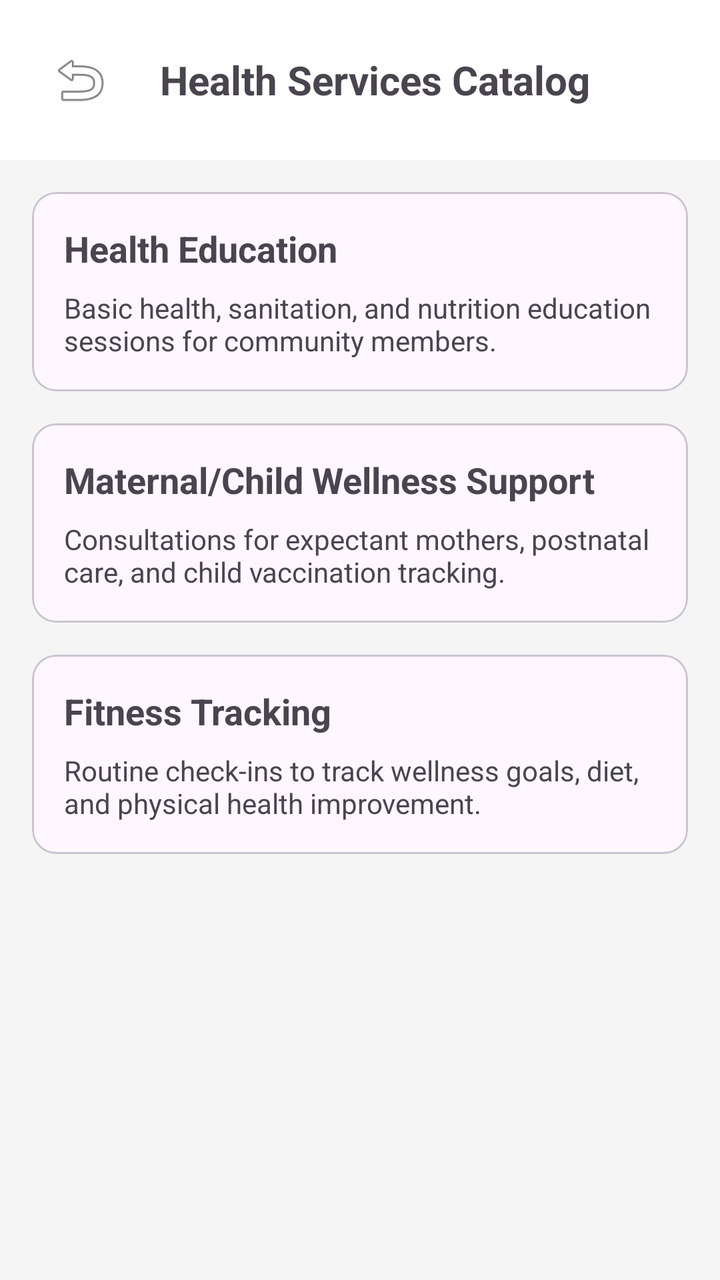
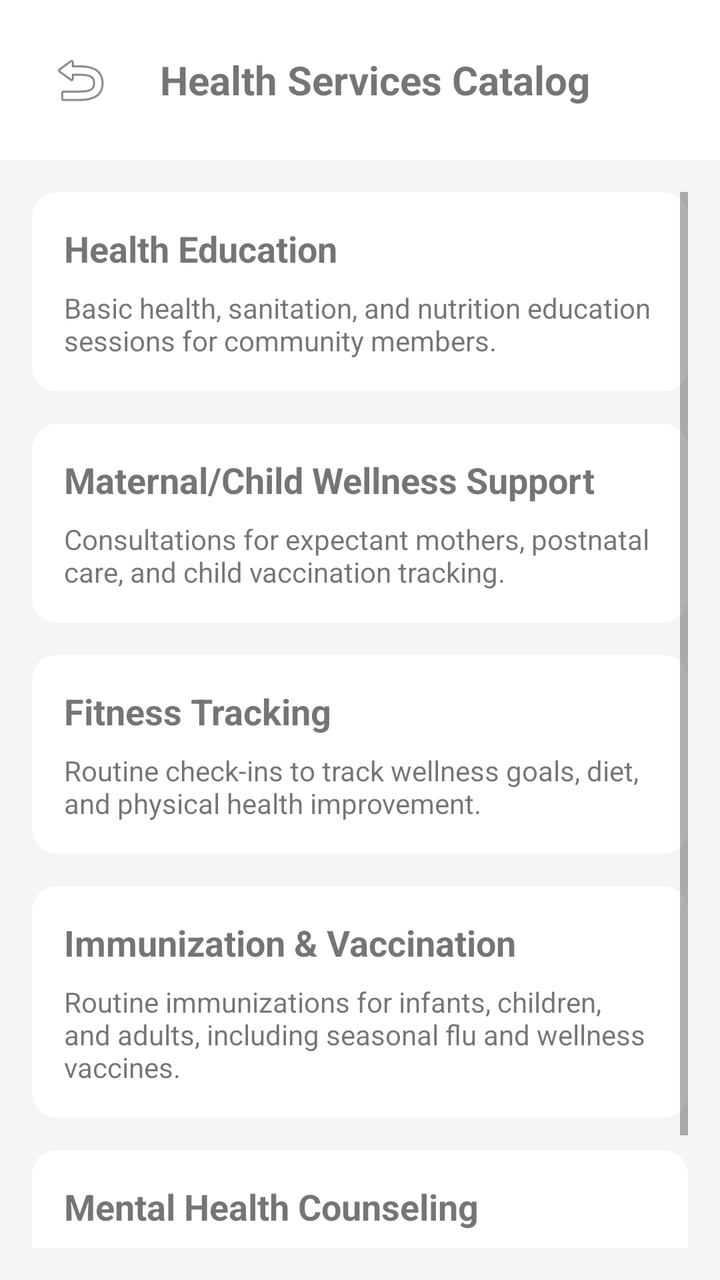

An Android layout rendered at two revisions. The XML below is the earlier revision; the diff shows what the commit changed to produce the second picture.
<!-- AndroidManifest.xml: application theme Theme.CommunityHealthSystem -->
<!-- res/layout/fragment_service_catalog.xml -->
<?xml version="1.0" encoding="utf-8"?>
<LinearLayout xmlns:android="http://schemas.android.com/apk/res/android"
    android:layout_width="match_parent"
    android:layout_height="match_parent"
    android:orientation="vertical"
    android:background="#F5F5F5">

    
    <LinearLayout
        android:layout_width="match_parent"
        android:layout_height="wrap_content"
        android:orientation="horizontal"
        android:padding="16dp"
        android:gravity="center_vertical"
        android:background="@android:color/white">

        <ImageButton
            android:id="@+id/btnBack"
            android:layout_width="48dp"
            android:layout_height="48dp"
            android:background="?attr/selectableItemBackgroundBorderless"
            android:src="@android:drawable/ic_menu_revert"
            android:contentDescription="Go Back"/>

        <TextView
            android:layout_width="wrap_content"
            android:layout_height="wrap_content"
            android:text="Health Services Catalog"
            android:textSize="20sp"
            android:textStyle="bold"
            android:layout_marginStart="16dp"/>
    </LinearLayout>

    <ScrollView
        android:layout_width="match_parent"
        android:layout_height="match_parent"
        android:padding="16dp">

        <LinearLayout
            android:layout_width="match_parent"
            android:layout_height="wrap_content"
            android:orientation="vertical">

            
            <com.google.android.material.card.MaterialCardView
                android:layout_width="match_parent"
                android:layout_height="wrap_content"
                android:layout_marginBottom="16dp"
                app:cardCornerRadius="12dp"
                xmlns:app="http://schemas.android.com/apk/res-auto">
                <LinearLayout
                    android:layout_width="match_parent"
                    android:layout_height="wrap_content"
                    android:orientation="vertical"
                    android:padding="16dp">
                    <TextView android:text="Health Education" android:textStyle="bold" android:textSize="18sp" android:layout_width="wrap_content" android:layout_height="wrap_content"/>
                    <TextView android:text="Basic health, sanitation, and nutrition education sessions for community members." android:layout_marginTop="8dp" android:layout_width="wrap_content" android:layout_height="wrap_content"/>
                </LinearLayout>
            </com.google.android.material.card.MaterialCardView>

            
            <com.google.android.material.card.MaterialCardView
                android:layout_width="match_parent"
                android:layout_height="wrap_content"
                android:layout_marginBottom="16dp"
                app:cardCornerRadius="12dp"
                xmlns:app="http://schemas.android.com/apk/res-auto">
                <LinearLayout
                    android:layout_width="match_parent"
                    android:layout_height="wrap_content"
                    android:orientation="vertical"
                    android:padding="16dp">
                    <TextView android:text="Maternal/Child Wellness Support" android:textStyle="bold" android:textSize="18sp" android:layout_width="wrap_content" android:layout_height="wrap_content"/>
                    <TextView android:text="Consultations for expectant mothers, postnatal care, and child vaccination tracking." android:layout_marginTop="8dp" android:layout_width="wrap_content" android:layout_height="wrap_content"/>
                </LinearLayout>
            </com.google.android.material.card.MaterialCardView>

            
            <com.google.android.material.card.MaterialCardView
                android:layout_width="match_parent"
                android:layout_height="wrap_content"
                android:layout_marginBottom="16dp"
                app:cardCornerRadius="12dp"
                xmlns:app="http://schemas.android.com/apk/res-auto">
                <LinearLayout
                    android:layout_width="match_parent"
                    android:layout_height="wrap_content"
                    android:orientation="vertical"
                    android:padding="16dp">
                    <TextView android:text="Fitness Tracking" android:textStyle="bold" android:textSize="18sp" android:layout_width="wrap_content" android:layout_height="wrap_content"/>
                    <TextView android:text="Routine check-ins to track wellness goals, diet, and physical health improvement." android:layout_marginTop="8dp" android:layout_width="wrap_content" android:layout_height="wrap_content"/>
                </LinearLayout>
            </com.google.android.material.card.MaterialCardView>

        </LinearLayout>
    </ScrollView>
</LinearLayout>
<!-- resources referenced by this layout -->
<resources>
  <style name="Theme.CommunityHealthSystem" parent="Base.Theme.CommunityHealthSystem" />
  <style name="Base.Theme.CommunityHealthSystem" parent="Theme.Material3.DayNight.NoActionBar">
          
          
      </style>
</resources>

<!-- the commit's change to res/layout/fragment_service_catalog.xml (unified diff, before → after) -->
@@ -92,6 +92,40 @@
                 </LinearLayout>
             </com.google.android.material.card.MaterialCardView>
 
+            
+            <com.google.android.material.card.MaterialCardView
+                android:layout_width="match_parent"
+                android:layout_height="wrap_content"
+                android:layout_marginBottom="16dp"
+                app:cardCornerRadius="12dp"
+                xmlns:app="http://schemas.android.com/apk/res-auto">
+                <LinearLayout
+                    android:layout_width="match_parent"
+                    android:layout_height="wrap_content"
+                    android:orientation="vertical"
+                    android:padding="16dp">
+                    <TextView android:text="Immunization &amp; Vaccination" android:textStyle="bold" android:textSize="18sp" android:layout_width="wrap_content" android:layout_height="wrap_content"/>
+                    <TextView android:text="Routine immunizations for infants, children, and adults, including seasonal flu and wellness vaccines." android:layout_marginTop="8dp" android:layout_width="wrap_content" android:layout_height="wrap_content"/>
+                </LinearLayout>
+            </com.google.android.material.card.MaterialCardView>
+
+            
+            <com.google.android.material.card.MaterialCardView
+                android:layout_width="match_parent"
+                android:layout_height="wrap_content"
+                android:layout_marginBottom="16dp"
+                app:cardCornerRadius="12dp"
+                xmlns:app="http://schemas.android.com/apk/res-auto">
+                <LinearLayout
+                    android:layout_width="match_parent"
+                    android:layout_height="wrap_content"
+                    android:orientation="vertical"
+                    android:padding="16dp">
+                    <TextView android:text="Mental Health Counseling" android:textStyle="bold" android:textSize="18sp" android:layout_width="wrap_content" android:layout_height="wrap_content"/>
+                    <TextView android:text="Confidential support sessions focusing on stress management, anxiety relief, and overall community well-being." android:layout_marginTop="8dp" android:layout_width="wrap_content" android:layout_height="wrap_content"/>
+                </LinearLayout>
+            </com.google.android.material.card.MaterialCardView>
+
         </LinearLayout>
     </ScrollView>
 </LinearLayout>
<!-- resource entries referenced after the edit -->
@@ -1,9 +1,31 @@
 <!-- resources referenced by this layout -->
 <resources>
-  <style name="Theme.CommunityHealthSystem" parent="Base.Theme.CommunityHealthSystem" />
-  <style name="Base.Theme.CommunityHealthSystem" parent="Theme.Material3.DayNight.NoActionBar">
+  <style name="Theme.CommunityHealthSystem" parent="Theme.MaterialComponents.Light.NoActionBar">
           
+          <item name="colorPrimary">@color/colorPrimary</item>
+          <item name="colorPrimaryVariant">@color/colorPrimaryVariant</item>
+          <item name="colorOnPrimary">@color/colorOnPrimary</item>
+  
           
+          <item name="colorSecondary">@color/colorSecondary</item>
+          <item name="colorSecondaryVariant">@color/colorSecondaryVariant</item>
+          <item name="colorOnSecondary">@color/colorOnSecondary</item>
+  
+          
+          <item name="android:statusBarColor">?attr/colorPrimaryVariant</item>
+  
+          
+          <item name="shapeAppearanceSmallComponent">@style/ShapeAppearance.App.SmallComponent</item>
+      </style>
+  <color name="colorPrimary">#00796B</color>
+  <color name="colorPrimaryVariant">#004D40</color>
+  <color name="colorOnPrimary">#FFFFFF</color>
+  <color name="colorSecondary">#0288D1</color>
+  <color name="colorSecondaryVariant">#01579B</color>
+  <color name="colorOnSecondary">#FFFFFF</color>
+  <style name="ShapeAppearance.App.SmallComponent" parent="ShapeAppearance.MaterialComponents.SmallComponent">
+          <item name="cornerFamily">rounded</item>
+          <item name="cornerSize">12dp</item>
       </style>
 </resources>
 
